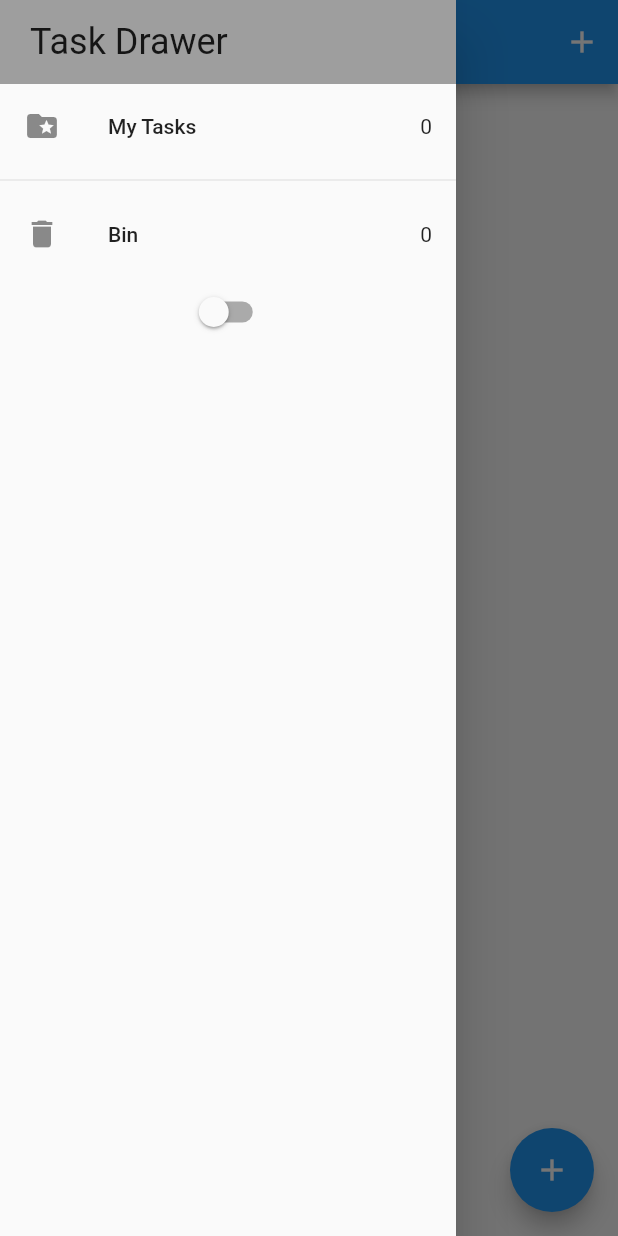
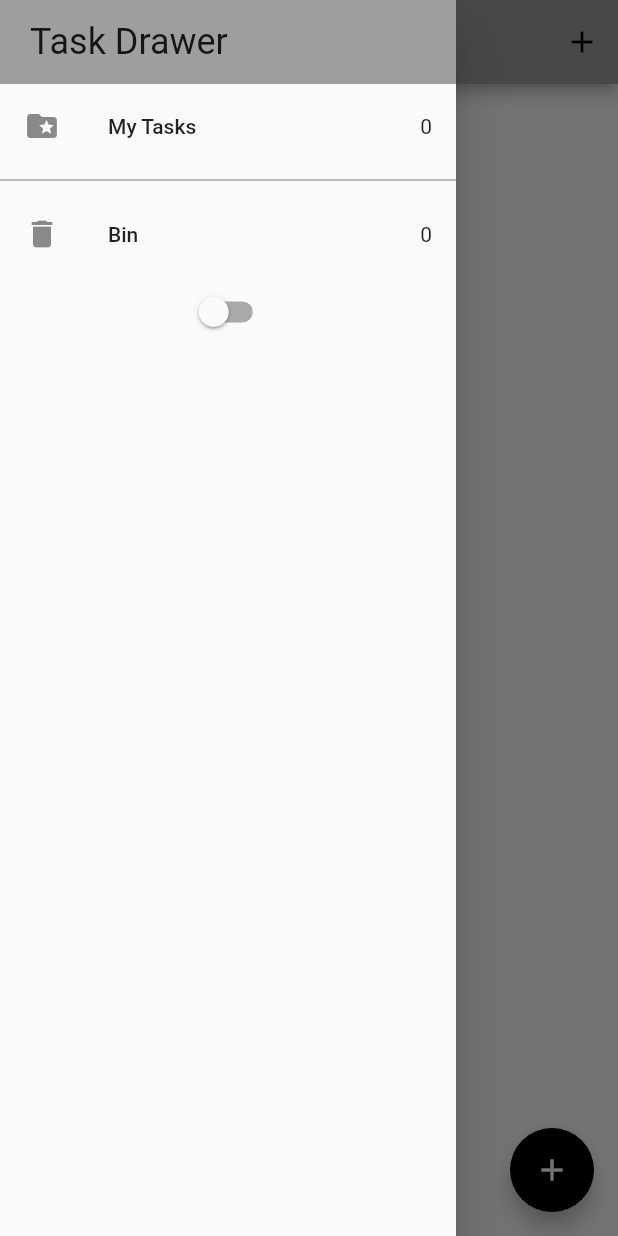
Before and after one commit to xordox/todo_bloc, a Flutter app: the screen it shows after launch, with the side drawer open, on a phone screen of 412 x 824 dp. Run offline on Flutter 3.47's test engine with Material 2 defaults, Android fonts, the phone set to English and light mode, and no system bars; our stand-ins replace bloc, equatable, flutter_bloc, hydrated_bloc.

Commit message:
theming complete

```diff
--- a/lib/blocs/theme/theme_bloc.dart
+++ b/lib/blocs/theme/theme_bloc.dart
@@ -1,10 +1,11 @@
-import 'package:bloc/bloc.dart';
+
 import 'package:equatable/equatable.dart';
+import 'package:todo_bloc/blocs/bloc_barrier.dart';
 
 part 'theme_event.dart';
 part 'theme_state.dart';
 
-class ThemeBloc extends Bloc<ThemeEvent, ThemeState> {
+class ThemeBloc extends HydratedBloc<ThemeEvent, ThemeState> {
   ThemeBloc() : super(const ThemeInitial(darkMode: false)) {
     on<DarkThemeEvent>((event, emit) {
       emit(const ThemeState(darkMode: true),);
@@ -12,4 +13,14 @@ class ThemeBloc extends Bloc<ThemeEvent, ThemeState> {
     on<LightThemeEvent>((event, emit) =>
     emit(const ThemeState(darkMode: false)));
   }
+
+  @override
+  ThemeState? fromJson(Map<String, dynamic> json) {
+    return ThemeState.fromMap(json);
+  }
+
+  @override
+  Map<String, dynamic>? toJson(ThemeState state) {
+    return state.toMap();
+  }
 }
--- a/lib/main.dart
+++ b/lib/main.dart
@@ -3,6 +3,7 @@ import 'package:path_provider/path_provider.dart';
 import 'package:todo_bloc/blocs/task_bloc_observer.dart';
 import 'package:todo_bloc/screens/tasks_screen.dart';
 import 'package:todo_bloc/services/app_router.dart';
+import 'package:todo_bloc/services/app_theme.dart';
 
 import 'blocs/bloc_barrier.dart';
 
@@ -12,7 +13,9 @@ void main() async {
       storageDirectory: await getApplicationDocumentsDirectory());
   Bloc.observer = TaskBlocObserver();
   HydratedBlocOverrides.runZoned(
-    () => runApp( MyApp(appRouter: AppRouter(),)),
+    () => runApp(MyApp(
+      appRouter: AppRouter(),
+    )),
     storage: storage,
   );
 }
@@ -23,15 +26,22 @@ class MyApp extends StatelessWidget {
 
   @override
   Widget build(BuildContext context) {
-    return BlocProvider(
-      create: (context) => TaskBloc(),
-      child: MaterialApp(
-        title: 'Flutter Demo',
-        theme: ThemeData(
-          primarySwatch: Colors.blue,
-        ),
-        home: const TasksScreen(),
-        onGenerateRoute: appRouter.onGenerateRoute,
+    return MultiBlocProvider(
+      providers: [
+        BlocProvider(create: (context) => TaskBloc()),
+        BlocProvider(create: (context) => ThemeBloc()),
+      ],
+      child: BlocBuilder<ThemeBloc, ThemeState>(
+        builder: (context, state) {
+          return MaterialApp(
+            title: 'Flutter Demo',
+            theme: state.darkMode?
+            AppThemes.appThemeData[AppTheme.darkTheme]
+            :AppThemes.appThemeData[AppTheme.lightTheme],
+            home: const TasksScreen(),
+            onGenerateRoute: appRouter.onGenerateRoute,
+          );
+        },
       ),
     );
   }
--- a/lib/screens/app_drawer.dart
+++ b/lib/screens/app_drawer.dart
@@ -3,15 +3,7 @@ import 'package:todo_bloc/blocs/bloc_barrier.dart';
 import 'package:todo_bloc/screens/recycle_bin.dart';
 import 'package:todo_bloc/screens/tasks_screen.dart';
 
-class AppDrawer extends StatefulWidget {
-  const AppDrawer({Key? key}) : super(key: key);
-
-  @override
-  State<AppDrawer> createState() => _AppDrawerState();
-}
-
-class _AppDrawerState extends State<AppDrawer> {
-   bool _switchValue = false;
+class AppDrawer extends StatelessWidget{
   @override
   Widget build(BuildContext context) {
     return SafeArea(
@@ -30,7 +22,8 @@ class _AppDrawerState extends State<AppDrawer> {
             BlocBuilder<TaskBloc, TaskState>(
               builder: (context, state) {
                 return GestureDetector(
-                  onTap: () => Navigator.of(context).pushReplacementNamed(TasksScreen.id),
+                  onTap: () => Navigator.of(context)
+                      .pushReplacementNamed(TasksScreen.id),
                   child: ListTile(
                     leading: const Icon(
                       Icons.folder_special,
@@ -45,8 +38,9 @@ class _AppDrawerState extends State<AppDrawer> {
             BlocBuilder<TaskBloc, TaskState>(
               builder: (context, state) {
                 return GestureDetector(
-                  onTap: () => Navigator.of(context).pushReplacementNamed(RecycleBin.id),
-                  child:  ListTile(
+                  onTap: () =>
+                      Navigator.of(context).pushReplacementNamed(RecycleBin.id),
+                  child: ListTile(
                     leading: const Icon(
                       Icons.delete,
                     ),
@@ -56,11 +50,16 @@ class _AppDrawerState extends State<AppDrawer> {
                 );
               },
             ),
-            Switch(value: _switchValue, onChanged: (newValue){
-              setState(() {
-                _switchValue = newValue;
-              });
-            })
+            BlocBuilder<ThemeBloc, ThemeState>(
+              builder: (context, state) {
+                return Switch(
+                    value: state.darkMode,
+                    onChanged: (newValue) {
+                      newValue? context.read<ThemeBloc>().add(DarkThemeEvent())
+                      :context.read<ThemeBloc>().add(LightThemeEvent());
+                    },);
+              },
+            )
           ],
         ),
       ),
--- a/lib/screens/recycle_bin.dart
+++ b/lib/screens/recycle_bin.dart
@@ -21,7 +21,7 @@ class RecycleBin extends StatelessWidget {
               )
             ],
           ),
-          drawer: const AppDrawer(),
+          drawer:  AppDrawer(),
           body: Center(
             child: Column(
               mainAxisAlignment: MainAxisAlignment.start,
--- a/lib/screens/tasks_screen.dart
+++ b/lib/screens/tasks_screen.dart
@@ -37,7 +37,7 @@ class _TasksScreenState extends State<TasksScreen> {
             title: const Text("Task App"),
             actions: [IconButton(onPressed: () => _addTask(context), icon: Icon(Icons.add))],
           ),
-          drawer: const AppDrawer(),
+          drawer:  AppDrawer(),
           body: Center(
             child: Column(
               mainAxisAlignment: MainAxisAlignment.start,
```
Also changed, not shown: lib/blocs/theme/theme_state.dart (+17 -2 lines).
